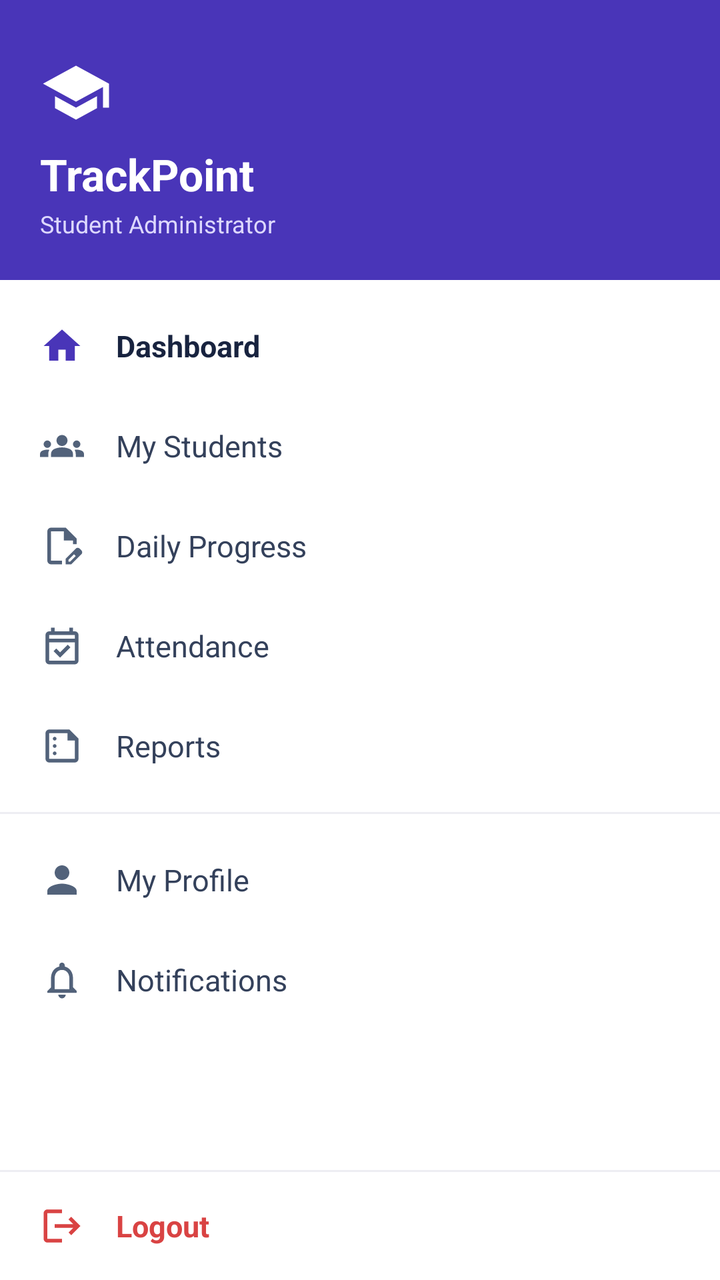
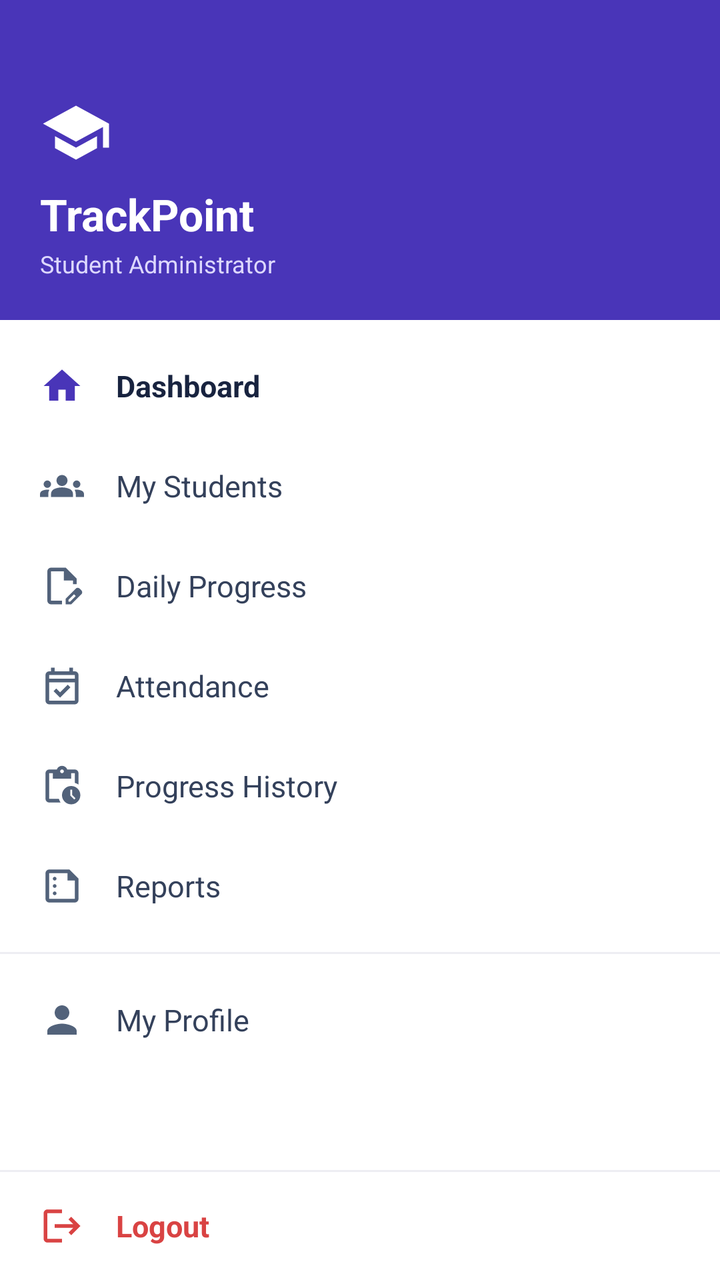

Compare the two renders of this Android layout. The source of the first and the diff that turns it into the second are given below.
<!-- AndroidManifest.xml: application theme Theme.TrackPoint -->
<!-- res/layout/layout_student_sidebar.xml -->
<?xml version="1.0" encoding="utf-8"?>
<LinearLayout xmlns:android="http://schemas.android.com/apk/res/android"
    xmlns:app="http://schemas.android.com/apk/res-auto"
    android:layout_width="280dp"
    android:layout_height="match_parent"
    android:orientation="vertical"
    android:fitsSystemWindows="true"
    android:background="#FFFFFF">

    
    <LinearLayout
        android:layout_width="match_parent"
        android:layout_height="140dp"
        android:orientation="vertical"
        android:gravity="bottom"
        android:padding="20dp"
        android:background="#4935B8">

        <ImageView
            android:layout_width="36dp"
            android:layout_height="36dp"
            android:src="@drawable/student_admin_logo"
            app:tint="#FFFFFF"
            android:layout_marginBottom="8dp"
            android:contentDescription="TrackPoint Logo"/>

        <TextView
            android:layout_width="wrap_content"
            android:layout_height="wrap_content"
            android:text="TrackPoint"
            android:textColor="#FFFFFF"
            android:textSize="22sp"
            android:textStyle="bold"/>

        <TextView
            android:layout_width="wrap_content"
            android:layout_height="wrap_content"
            android:layout_marginTop="2dp"
            android:text="Student Administrator"
            android:textColor="#DDD8FF"
            android:textSize="12sp"/>
    </LinearLayout>

    
    <ScrollView
        android:layout_width="match_parent"
        android:layout_height="0dp"
        android:layout_weight="1"
        android:fillViewport="true">

        <LinearLayout
            android:layout_width="match_parent"
            android:layout_height="wrap_content"
            android:orientation="vertical"
            android:paddingTop="8dp"
            android:paddingBottom="8dp">

            
            <LinearLayout
                android:id="@+id/menuDashboard"
                android:layout_width="match_parent"
                android:layout_height="50dp"
                android:gravity="center_vertical"
                android:orientation="horizontal"
                android:paddingStart="20dp"
                android:paddingEnd="20dp"
                android:clickable="true"
                android:focusable="true"
                android:background="?android:attr/selectableItemBackground">

                <ImageView
                    android:layout_width="22dp"
                    android:layout_height="22dp"
                    android:src="@drawable/home_symbol"
                    app:tint="#4935B8"
                    android:contentDescription="Dashboard Icon"/>

                <TextView
                    android:layout_width="wrap_content"
                    android:layout_height="wrap_content"
                    android:layout_marginStart="16dp"
                    android:text="Dashboard"
                    android:textColor="#18233F"
                    android:textSize="15sp"
                    android:textStyle="bold"/>
            </LinearLayout>

            
            <LinearLayout
                android:id="@+id/menuStudents"
                android:layout_width="match_parent"
                android:layout_height="50dp"
                android:gravity="center_vertical"
                android:orientation="horizontal"
                android:paddingStart="20dp"
                android:paddingEnd="20dp"
                android:clickable="true"
                android:focusable="true"
                android:background="?android:attr/selectableItemBackground">

                <ImageView
                    android:layout_width="22dp"
                    android:layout_height="22dp"
                    android:src="@drawable/group_symbol"
                    app:tint="#52627A"
                    android:contentDescription="Students Icon"/>

                <TextView
                    android:layout_width="wrap_content"
                    android:layout_height="wrap_content"
                    android:layout_marginStart="16dp"
                    android:text="My Students"
                    android:textColor="#34415B"
                    android:textSize="15sp"/>
            </LinearLayout>

            
            <LinearLayout
                android:id="@+id/menuProgress"
                android:layout_width="match_parent"
                android:layout_height="50dp"
                android:gravity="center_vertical"
                android:orientation="horizontal"
                android:paddingStart="20dp"
                android:paddingEnd="20dp"
                android:clickable="true"
                android:focusable="true"
                android:background="?android:attr/selectableItemBackground">

                <ImageView
                    android:layout_width="22dp"
                    android:layout_height="22dp"
                    android:src="@drawable/daily_progress_symbol"
                    app:tint="#52627A"
                    android:contentDescription="Progress Icon"/>

                <TextView
                    android:layout_width="wrap_content"
                    android:layout_height="wrap_content"
                    android:layout_marginStart="16dp"
                    android:text="Daily Progress"
                    android:textColor="#34415B"
                    android:textSize="15sp"/>
            </LinearLayout>

            
            <LinearLayout
                android:id="@+id/menuAttendance"
                android:layout_width="match_parent"
                android:layout_height="50dp"
                android:gravity="center_vertical"
                android:orientation="horizontal"
                android:paddingStart="20dp"
                android:paddingEnd="20dp"
                android:clickable="true"
                android:focusable="true"
                android:background="?android:attr/selectableItemBackground">

                <ImageView
                    android:layout_width="22dp"
                    android:layout_height="22dp"
                    android:src="@drawable/attendance_symbol"
                    app:tint="#52627A"
                    android:contentDescription="Attendance Icon"/>

                <TextView
                    android:layout_width="wrap_content"
                    android:layout_height="wrap_content"
                    android:layout_marginStart="16dp"
                    android:text="Attendance"
                    android:textColor="#34415B"
                    android:textSize="15sp"/>
            </LinearLayout>

            
            <LinearLayout
                android:id="@+id/menuReports"
                android:layout_width="match_parent"
                android:layout_height="50dp"
                android:gravity="center_vertical"
                android:orientation="horizontal"
                android:paddingStart="20dp"
                android:paddingEnd="20dp"
                android:clickable="true"
                android:focusable="true"
                android:background="?android:attr/selectableItemBackground">

                <ImageView
                    android:layout_width="22dp"
                    android:layout_height="22dp"
                    android:src="@drawable/reports_symbol"
                    app:tint="#52627A"
                    android:contentDescription="Reports Icon"/>

                <TextView
                    android:layout_width="wrap_content"
                    android:layout_height="wrap_content"
                    android:layout_marginStart="16dp"
                    android:text="Reports"
                    android:textColor="#34415B"
                    android:textSize="15sp"/>
            </LinearLayout>

            <View
                android:layout_width="match_parent"
                android:layout_height="1dp"
                android:layout_marginTop="8dp"
                android:layout_marginBottom="8dp"
                android:background="#EEEEF3"/>

            
            <LinearLayout
                android:id="@+id/menuProfile"
                android:layout_width="match_parent"
                android:layout_height="50dp"
                android:gravity="center_vertical"
                android:orientation="horizontal"
                android:paddingStart="20dp"
                android:paddingEnd="20dp"
                android:clickable="true"
                android:focusable="true"
                android:background="?android:attr/selectableItemBackground">

                <ImageView
                    android:layout_width="22dp"
                    android:layout_height="22dp"
                    android:src="@drawable/profile_symbol"
                    app:tint="#52627A"
                    android:contentDescription="Profile Icon"/>

                <TextView
                    android:layout_width="wrap_content"
                    android:layout_height="wrap_content"
                    android:layout_marginStart="16dp"
                    android:text="My Profile"
                    android:textColor="#34415B"
                    android:textSize="15sp"/>
            </LinearLayout>

            
            <LinearLayout
                android:id="@+id/menuNotifications"
                android:layout_width="match_parent"
                android:layout_height="50dp"
                android:gravity="center_vertical"
                android:orientation="horizontal"
                android:paddingStart="20dp"
                android:paddingEnd="20dp"
                android:clickable="true"
                android:focusable="true"
                android:background="?android:attr/selectableItemBackground">

                <ImageView
                    android:layout_width="22dp"
                    android:layout_height="22dp"
                    android:src="@drawable/notification_symbol"
                    app:tint="#52627A"
                    android:contentDescription="Notifications Icon"/>

                <TextView
                    android:layout_width="wrap_content"
                    android:layout_height="wrap_content"
                    android:layout_marginStart="16dp"
                    android:text="Notifications"
                    android:textColor="#34415B"
                    android:textSize="15sp"/>
            </LinearLayout>

        </LinearLayout>
    </ScrollView>

    
    <View
        android:layout_width="match_parent"
        android:layout_height="1dp"
        android:background="#EEEEF3"/>

    <LinearLayout
        android:id="@+id/menuLogout"
        android:layout_width="match_parent"
        android:layout_height="54dp"
        android:gravity="center_vertical"
        android:orientation="horizontal"
        android:paddingStart="20dp"
        android:paddingEnd="20dp"
        android:clickable="true"
        android:focusable="true"
        android:background="?android:attr/selectableItemBackground">

        <ImageView
            android:layout_width="22dp"
            android:layout_height="22dp"
            android:src="@drawable/logout_symbol"
            app:tint="#D94343"
            android:contentDescription="Logout Icon"/>

        <TextView
            android:layout_width="wrap_content"
            android:layout_height="wrap_content"
            android:layout_marginStart="16dp"
            android:text="Logout"
            android:textColor="#D94343"
            android:textSize="15sp"
            android:textStyle="bold"/>
    </LinearLayout>

</LinearLayout>
<!-- resources referenced by this layout -->
<resources>
  <!-- drawable home_symbol (drawable) -->
  <vector xmlns:android="http://schemas.android.com/apk/res/android"
      android:width="24dp"
      android:height="24dp"
      android:viewportWidth="24"
      android:viewportHeight="24"
      android:tint="#000000">
      <path
          android:fillColor="@android:color/white"
          android:pathData="M10,20v-6h4v6h5v-8h3L12,3,2,12h3v8z"/>
  </vector>
  <!-- drawable logout_symbol (drawable) -->
  <vector xmlns:android="http://schemas.android.com/apk/res/android"
      android:width="24dp"
      android:height="24dp"
      android:viewportWidth="24"
      android:viewportHeight="24"
      android:tint="#000000">
      <path
          android:fillColor="@android:color/white"
          android:pathData="M17,7l-1.41,1.41L18.17,11H8v2h10.17l-2.58,2.58L17,17l5,-5zM4,5h8V3H4c-1.1,0 -2,0.9 -2,2v14c0,1.1 0.9,2 2,2h8v-2H4V5z"/>
  </vector>
  <!-- drawable notification_symbol (drawable) -->
  <vector xmlns:android="http://schemas.android.com/apk/res/android" android:height="24dp" android:tint="#000000" android:viewportHeight="24" android:viewportWidth="24" android:width="24dp">
        
      <path android:fillColor="@android:color/white" android:pathData="M12,22c1.1,0 2,-0.9 2,-2h-4c0,1.1 0.9,2 2,2zM18,16v-5c0,-3.07 -1.63,-5.64 -4.5,-6.32L13.5,4c0,-0.83 -0.67,-1.5 -1.5,-1.5s-1.5,0.67 -1.5,1.5v0.68C7.64,5.36 6,7.92 6,11v5l-2,2v1h16v-1l-2,-2zM16,17L8,17v-6c0,-2.48 1.51,-4.5 4,-4.5s4,2.02 4,4.5v6z"/>
      
  </vector>
  <!-- drawable profile_symbol (drawable) -->
  <vector xmlns:android="http://schemas.android.com/apk/res/android"
      android:width="24dp"
      android:height="24dp"
      android:viewportWidth="24"
      android:viewportHeight="24"
      android:tint="#000000">
      <path
          android:fillColor="@android:color/white"
          android:pathData="M12,12c2.21,0 4,-1.79 4,-4s-1.79,-4 -4,-4 -4,1.79 -4,4 1.79,4 4,4zM12,14c-2.67,0 -8,1.34 -8,4v2h16v-2c0,-2.66 -5.33,-4 -8,-4z"/>
  </vector>
  <!-- drawable student_admin_logo (drawable) -->
  <vector xmlns:android="http://schemas.android.com/apk/res/android" android:height="24dp" android:tint="#000000" android:viewportHeight="24" android:viewportWidth="24" android:width="24dp">
        
      <path android:fillColor="@android:color/white" android:pathData="M5,13.18v4L12,21l7,-3.82v-4L12,17l-7,-3.82zM12,3L1,9l11,6 9,-4.91V17h2V9L12,3z"/>
      
  </vector>
  <style name="Theme.TrackPoint" parent="Base.Theme.TrackPoint" />
  <style name="Base.Theme.TrackPoint" parent="Theme.Material3.DayNight.NoActionBar">
          
          
      </style>
  <!-- unchanged entries left out for length: 4 -->
</resources>

<!-- the commit's change to res/layout/layout_student_sidebar.xml (unified diff, before → after) -->
@@ -5,7 +5,7 @@
     android:layout_height="match_parent"
     android:orientation="vertical"
     android:fitsSystemWindows="true"
-    android:background="#FFFFFF">
+    android:background="#4935B8">
 
     
     <LinearLayout
@@ -14,6 +14,7 @@
         android:orientation="vertical"
         android:gravity="bottom"
         android:padding="20dp"
+        android:layout_marginTop="20dp"
         android:background="#4935B8">
 
         <ImageView
@@ -46,6 +47,7 @@
         android:layout_width="match_parent"
         android:layout_height="0dp"
         android:layout_weight="1"
+        android:background="#FFFFFF"
         android:fillViewport="true">
 
         <LinearLayout
@@ -174,6 +176,35 @@
 
             
             <LinearLayout
+                android:id="@+id/menuProgressHistory"
+                android:layout_width="match_parent"
+                android:layout_height="50dp"
+                android:gravity="center_vertical"
+                android:orientation="horizontal"
+                android:paddingStart="20dp"
+                android:paddingEnd="20dp"
+                android:clickable="true"
+                android:focusable="true"
+                android:background="?android:attr/selectableItemBackground">
+
+                <ImageView
+                    android:layout_width="22dp"
+                    android:layout_height="22dp"
+                    android:src="@drawable/progress_history_symbol"
+                    app:tint="#52627A"
+                    android:contentDescription="Progress History Icon"/>
+
+                <TextView
+                    android:layout_width="wrap_content"
+                    android:layout_height="wrap_content"
+                    android:layout_marginStart="16dp"
+                    android:text="Progress History"
+                    android:textColor="#34415B"
+                    android:textSize="15sp"/>
+            </LinearLayout>
+
+            
+            <LinearLayout
                 android:id="@+id/menuReports"
                 android:layout_width="match_parent"
                 android:layout_height="50dp"
@@ -233,35 +264,6 @@
                     android:layout_height="wrap_content"
                     android:layout_marginStart="16dp"
                     android:text="My Profile"
-                    android:textColor="#34415B"
-                    android:textSize="15sp"/>
-            </LinearLayout>
-
-            
-            <LinearLayout
-                android:id="@+id/menuNotifications"
-                android:layout_width="match_parent"
-                android:layout_height="50dp"
-                android:gravity="center_vertical"
-                android:orientation="horizontal"
-                android:paddingStart="20dp"
-                android:paddingEnd="20dp"
-                android:clickable="true"
-                android:focusable="true"
-                android:background="?android:attr/selectableItemBackground">
-
-                <ImageView
-                    android:layout_width="22dp"
-                    android:layout_height="22dp"
-                    android:src="@drawable/notification_symbol"
-                    app:tint="#52627A"
-                    android:contentDescription="Notifications Icon"/>
-
-                <TextView
-                    android:layout_width="wrap_content"
-                    android:layout_height="wrap_content"
-                    android:layout_marginStart="16dp"
-                    android:text="Notifications"
                     android:textColor="#34415B"
                     android:textSize="15sp"/>
             </LinearLayout>
@@ -285,7 +287,7 @@
         android:paddingEnd="20dp"
         android:clickable="true"
         android:focusable="true"
-        android:background="?android:attr/selectableItemBackground">
+        android:background="#FFFFFF">
 
         <ImageView
             android:layout_width="22dp"
<!-- resource entries referenced after the edit -->
@@ -22,12 +22,6 @@
           android:fillColor="@android:color/white"
           android:pathData="M17,7l-1.41,1.41L18.17,11H8v2h10.17l-2.58,2.58L17,17l5,-5zM4,5h8V3H4c-1.1,0 -2,0.9 -2,2v14c0,1.1 0.9,2 2,2h8v-2H4V5z"/>
   </vector>
-  <!-- drawable notification_symbol (drawable) -->
-  <vector xmlns:android="http://schemas.android.com/apk/res/android" android:height="24dp" android:tint="#000000" android:viewportHeight="24" android:viewportWidth="24" android:width="24dp">
-        
-      <path android:fillColor="@android:color/white" android:pathData="M12,22c1.1,0 2,-0.9 2,-2h-4c0,1.1 0.9,2 2,2zM18,16v-5c0,-3.07 -1.63,-5.64 -4.5,-6.32L13.5,4c0,-0.83 -0.67,-1.5 -1.5,-1.5s-1.5,0.67 -1.5,1.5v0.68C7.64,5.36 6,7.92 6,11v5l-2,2v1h16v-1l-2,-2zM16,17L8,17v-6c0,-2.48 1.51,-4.5 4,-4.5s4,2.02 4,4.5v6z"/>
-      
-  </vector>
   <!-- drawable profile_symbol (drawable) -->
   <vector xmlns:android="http://schemas.android.com/apk/res/android"
       android:width="24dp"
@@ -38,6 +32,12 @@
       <path
           android:fillColor="@android:color/white"
           android:pathData="M12,12c2.21,0 4,-1.79 4,-4s-1.79,-4 -4,-4 -4,1.79 -4,4 1.79,4 4,4zM12,14c-2.67,0 -8,1.34 -8,4v2h16v-2c0,-2.66 -5.33,-4 -8,-4z"/>
+  </vector>
+  <!-- drawable progress_history_symbol (drawable) -->
+  <vector xmlns:android="http://schemas.android.com/apk/res/android" android:height="24dp" android:tint="#000000" android:viewportHeight="960" android:viewportWidth="960" android:width="24dp">
+        
+      <path android:fillColor="@android:color/white" android:pathData="M538.5,821.5Q480,763 480,680Q480,597 538.5,538.5Q597,480 680,480Q763,480 821.5,538.5Q880,597 880,680Q880,763 821.5,821.5Q763,880 680,880Q597,880 538.5,821.5ZM747,775L775,747L700,672L700,560L660,560L660,688L747,775ZM200,840Q167,840 143.5,816.5Q120,793 120,760L120,200Q120,167 143.5,143.5Q167,120 200,120L367,120Q378,85 410,62.5Q442,40 480,40Q520,40 551.5,62.5Q583,85 594,120L760,120Q793,120 816.5,143.5Q840,167 840,200L840,450Q822,437 802,428Q782,419 760,412L760,200Q760,200 760,200Q760,200 760,200L680,200L680,320L280,320L280,200L200,200Q200,200 200,200Q200,200 200,200L200,760Q200,760 200,760Q200,760 200,760L412,760Q419,782 428,802Q437,822 450,840L200,840ZM508.5,188.5Q520,177 520,160Q520,143 508.5,131.5Q497,120 480,120Q463,120 451.5,131.5Q440,143 440,160Q440,177 451.5,188.5Q463,200 480,200Q497,200 508.5,188.5Z"/>
+      
   </vector>
   <!-- drawable student_admin_logo (drawable) -->
   <vector xmlns:android="http://schemas.android.com/apk/res/android" android:height="24dp" android:tint="#000000" android:viewportHeight="24" android:viewportWidth="24" android:width="24dp">
